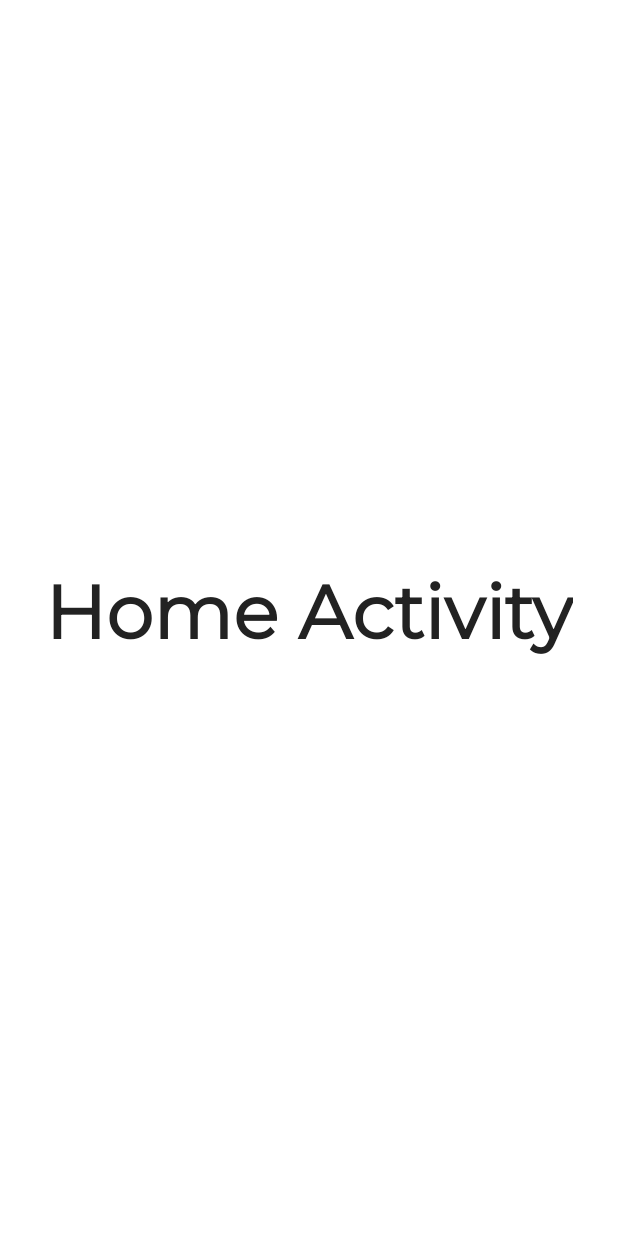
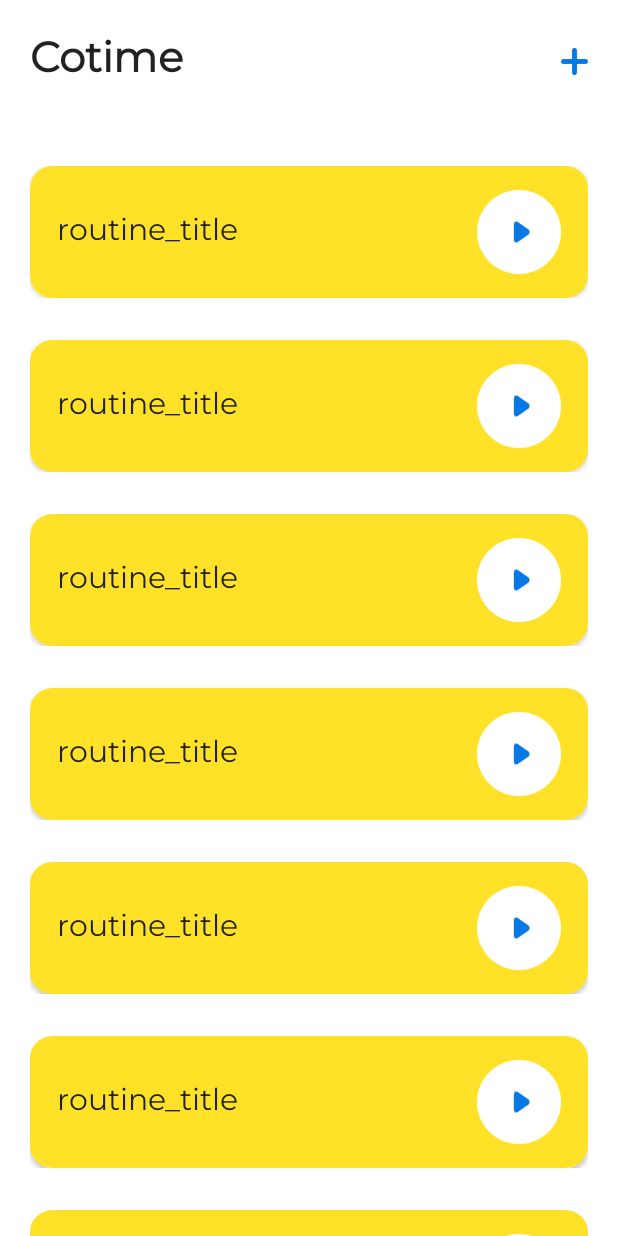
Before and after one commit to amanraghuvanshi651/cotime-app, an Android app: the HomeActivity screen opened directly, with no data from a screen before it, on a phone screen of 412 x 824 dp. Run offline under Robolectric (Android 15) with nearby library versions, the phone set to English and light mode, and no system bars.

Commit message:
home Screen added, working on add routine slide-up layout

```diff
--- /dev/null
+++ b/app/src/main/java/com/example/cotime_app/HelperClasses/ColorPickerRecyclerViewAdapter.java
@@ -0,0 +1,51 @@
+package com.example.cotime_app.HelperClasses;
+
+import android.graphics.Color;
+import android.text.Layout;
+import android.view.LayoutInflater;
+import android.view.View;
+import android.view.ViewGroup;
+import android.widget.RelativeLayout;
+
+import androidx.annotation.NonNull;
+import androidx.recyclerview.widget.RecyclerView;
+
+import com.example.cotime_app.R;
+
+import java.util.ArrayList;
+
+public class ColorPickerRecyclerViewAdapter extends RecyclerView.Adapter<ColorPickerRecyclerViewAdapter.colorViewHolder> {
+
+    ArrayList colors;
+
+    public ColorPickerRecyclerViewAdapter(ArrayList colors) {
+        this.colors = colors;
+    }
+
+    @NonNull
+    @Override
+    public colorViewHolder onCreateViewHolder(@NonNull ViewGroup parent, int viewType) {
+        View view = LayoutInflater.from(parent.getContext()).inflate(R.layout.color_picker_item_layout,parent,false);
+        return new colorViewHolder(view);
+    }
+
+    @Override
+    public void onBindViewHolder(@NonNull colorViewHolder holder, int position) {
+        holder.colorContainer.setBackgroundColor(Color.parseColor(colors.get(position).toString()));
+    }
+
+    @Override
+    public int getItemCount() {
+        return colors.size();
+    }
+
+    public class colorViewHolder extends RecyclerView.ViewHolder {
+
+        RelativeLayout colorContainer;
+
+        public colorViewHolder(@NonNull View itemView) {
+            super(itemView);
+            colorContainer = itemView.findViewById(R.id.color_container);
+        }
+    }
+}
--- /dev/null
+++ b/app/src/main/java/com/example/cotime_app/HelperClasses/RoutineRecyclerViewAdapter.java
@@ -0,0 +1,35 @@
+package com.example.cotime_app.HelperClasses;
+
+import android.view.LayoutInflater;
+import android.view.View;
+import android.view.ViewGroup;
+
+import androidx.annotation.NonNull;
+import androidx.recyclerview.widget.RecyclerView;
+
+import com.example.cotime_app.R;
+
+public class RoutineRecyclerViewAdapter extends RecyclerView.Adapter<RoutineRecyclerViewAdapter.routineViewHolder> {
+    @NonNull
+    @Override
+    public routineViewHolder onCreateViewHolder(@NonNull ViewGroup parent, int viewType) {
+        View view = LayoutInflater.from(parent.getContext()).inflate(R.layout.routine_recyclerview_layout,parent,false);
+        return new routineViewHolder(view);
+    }
+
+    @Override
+    public void onBindViewHolder(@NonNull routineViewHolder holder, int position) {
+
+    }
+
+    @Override
+    public int getItemCount() {
+        return 10;
+    }
+
+    public class routineViewHolder extends RecyclerView.ViewHolder{
+        public routineViewHolder(@NonNull View itemView) {
+            super(itemView);
+        }
+    }
+}
--- a/app/src/main/java/com/example/cotime_app/HomeActivity.java
+++ b/app/src/main/java/com/example/cotime_app/HomeActivity.java
@@ -1,14 +1,144 @@
 package com.example.cotime_app;
 
+import androidx.annotation.NonNull;
 import androidx.appcompat.app.AppCompatActivity;
+import androidx.constraintlayout.widget.ConstraintLayout;
+import androidx.recyclerview.widget.GridLayoutManager;
+import androidx.recyclerview.widget.LinearLayoutManager;
+import androidx.recyclerview.widget.RecyclerView;
 
 import android.os.Bundle;
+import android.util.DisplayMetrics;
+import android.view.View;
+import android.widget.ImageView;
+
+import com.example.cotime_app.HelperClasses.ColorPickerRecyclerViewAdapter;
+import com.example.cotime_app.HelperClasses.RoutineRecyclerViewAdapter;
+import com.google.android.material.bottomsheet.BottomSheetBehavior;
+
+import java.util.ArrayList;
 
 public class HomeActivity extends AppCompatActivity {
+
+    private ArrayList colors;
+
+    RecyclerView routineRecyclerView;
+    ImageView addBtn;
+
+    //add routine bottom layout
+    ConstraintLayout addRoutineLayout;
+    BottomSheetBehavior bottomSheetBehavior;
+    ImageView crossBtn;
+    RecyclerView colorPicker;
+
+    //adapter
+    private RoutineRecyclerViewAdapter routineRecyclerViewAdapter;
+
+    //color picker adapter
+    ColorPickerRecyclerViewAdapter colorPickerRecyclerViewAdapter;
 
     @Override
     protected void onCreate(Bundle savedInstanceState) {
         super.onCreate(savedInstanceState);
         setContentView(R.layout.activity_home);
+
+        //display matrix
+        DisplayMetrics displayMetrics = new DisplayMetrics();
+        getWindowManager().getDefaultDisplay().getMetrics(displayMetrics);
+        int height = displayMetrics.heightPixels;
+        int width = displayMetrics.widthPixels;
+
+        View decorView = getWindow().getDecorView();
+        decorView.setSystemUiVisibility(View.SYSTEM_UI_FLAG_LIGHT_STATUS_BAR);
+
+        //initializing array
+        colors = new ArrayList();
+
+        //hooks
+        routineRecyclerView = findViewById(R.id.routineRecyclerView);
+        addBtn = findViewById(R.id.add_btn);
+
+        //add routine layout hooks
+        addRoutineLayout = findViewById(R.id.add_routine_layout);
+        bottomSheetBehavior =BottomSheetBehavior.from(addRoutineLayout);
+        crossBtn = findViewById(R.id.cross_btn);
+        colorPicker = findViewById(R.id.colorPickerRecyclerView);
+
+
+        bottomSheetBehavior.setPeekHeight(height);
+        bottomSheetBehavior.setState(BottomSheetBehavior.STATE_HIDDEN);
+
+
+        bottomSheetBehavior.addBottomSheetCallback(new BottomSheetBehavior.BottomSheetCallback() {
+            @Override
+            public void onStateChanged(@NonNull View bottomSheet, int newState) {
+                if (newState == BottomSheetBehavior.STATE_COLLAPSED || newState == BottomSheetBehavior.STATE_HIDDEN){
+                    bottomSheetBehavior.setState(BottomSheetBehavior.STATE_HIDDEN);
+                }
+                else{
+                    bottomSheetBehavior.setState(BottomSheetBehavior.STATE_EXPANDED);
+                }
+            }
+
+            @Override
+            public void onSlide(@NonNull View bottomSheet, float slideOffset) {
+
+            }
+        });
+
+        //creating array
+        createArray();
+
+        //set routine recycler view
+        setRoutineRecyclerView();
+
+        //set color picker Recycler View
+        setColorRecyclerView();
+
+        onClick();
     }
+
+    private void createArray() {
+        colors.add("#FFE227");
+        colors.add("#EB596E");
+        colors.add("#845EC2");
+        colors.add("#FF884B");
+        colors.add("#91091E");
+        colors.add("#FFC75F");
+        colors.add("#EB5E0B");
+        colors.add("#51C2D5");
+        colors.add("#1A508B");
+        colors.add("#00AF91");
+    }
+
+    private void setColorRecyclerView() {
+
+        colorPickerRecyclerViewAdapter = new ColorPickerRecyclerViewAdapter(colors);
+        colorPicker.setLayoutManager(new GridLayoutManager(this, 5));
+        colorPicker.setAdapter(colorPickerRecyclerViewAdapter);
+
+    }
+
+    private void setRoutineRecyclerView() {
+        routineRecyclerViewAdapter = new RoutineRecyclerViewAdapter();
+        routineRecyclerView.setLayoutManager(new LinearLayoutManager(getApplicationContext()));
+        routineRecyclerView.setAdapter(routineRecyclerViewAdapter);
+    }
+
+    private void onClick(){
+        addBtn.setOnClickListener(new View.OnClickListener() {
+            @Override
+            public void onClick(View v) {
+                bottomSheetBehavior.setState(BottomSheetBehavior.STATE_EXPANDED);
+            }
+        });
+
+        crossBtn.setOnClickListener(new View.OnClickListener() {
+            @Override
+            public void onClick(View v) {
+                bottomSheetBehavior.setState(BottomSheetBehavior.STATE_HIDDEN);
+            }
+        });
+    }
+
 }
--- a/app/src/main/res/layout/activity_home.xml
+++ b/app/src/main/res/layout/activity_home.xml
@@ -1,23 +1,53 @@
 <?xml version="1.0" encoding="utf-8"?>
-<androidx.constraintlayout.widget.ConstraintLayout xmlns:android="http://schemas.android.com/apk/res/android"
+<androidx.coordinatorlayout.widget.CoordinatorLayout xmlns:android="http://schemas.android.com/apk/res/android"
     xmlns:app="http://schemas.android.com/apk/res-auto"
     xmlns:tools="http://schemas.android.com/tools"
     android:layout_width="match_parent"
     android:layout_height="match_parent"
     tools:context=".HomeActivity">
 
+    <androidx.constraintlayout.widget.ConstraintLayout
+        android:layout_width="match_parent"
+        android:layout_height="match_parent"
+        android:paddingHorizontal="20dp"
+        android:paddingTop="20dp">
 
         <TextView
+            android:id="@+id/textView"
             android:layout_width="wrap_content"
             android:layout_height="wrap_content"
-        android:text="Home Activity"
-        android:textSize="50dp"
+            android:text="Cotime"
+            android:fontFamily="@font/montserrat"
             android:textColor="#222"
+            android:textSize="28dp"
             android:textStyle="bold"
-        android:fontFamily="@font/montserrat"
+            app:layout_constraintStart_toStartOf="parent"
+            app:layout_constraintTop_toTopOf="parent" />
+
+        <ImageView
+            android:id="@+id/add_btn"
+            android:layout_width="18dp"
+            android:layout_height="18dp"
+            android:src="@drawable/add_icon"
+            app:layout_constraintBottom_toBottomOf="@+id/textView"
+            app:layout_constraintEnd_toEndOf="parent"
+            app:layout_constraintTop_toTopOf="@+id/textView" />
+
+        <androidx.recyclerview.widget.RecyclerView
+            android:id="@+id/routineRecyclerView"
+            android:overScrollMode="never"
+            android:scrollbars="none"
+            android:layout_width="0dp"
+            android:layout_height="0dp"
+            android:layout_marginTop="35dp"
+            app:layout_constraintBottom_toBottomOf="parent"
             app:layout_constraintEnd_toEndOf="parent"
             app:layout_constraintStart_toStartOf="parent"
-        app:layout_constraintTop_toTopOf="parent"
-        app:layout_constraintBottom_toBottomOf="parent"/>
+            app:layout_constraintTop_toBottomOf="@+id/textView" />
 
     </androidx.constraintlayout.widget.ConstraintLayout>
+
+    <include layout="@layout/add_routine_layout"/>
+
+
+</androidx.coordinatorlayout.widget.CoordinatorLayout>
--- /dev/null
+++ b/app/src/main/res/layout/routine_recyclerview_layout.xml
@@ -0,0 +1,52 @@
+<?xml version="1.0" encoding="utf-8"?>
+<androidx.constraintlayout.widget.ConstraintLayout
+    xmlns:android="http://schemas.android.com/apk/res/android"
+    xmlns:app="http://schemas.android.com/apk/res-auto"
+    android:layout_width="match_parent"
+    android:paddingVertical="14dp"
+    android:layout_height="wrap_content">
+
+    <androidx.cardview.widget.CardView
+        android:layout_width="match_parent"
+        android:layout_height="match_parent"
+        app:cardCornerRadius="15dp"
+        android:elevation="0dp"
+        app:layout_constraintBottom_toBottomOf="parent"
+        app:layout_constraintEnd_toEndOf="parent"
+        app:layout_constraintStart_toStartOf="parent"
+        app:layout_constraintTop_toTopOf="parent">
+
+        <RelativeLayout
+            android:layout_width="match_parent"
+            android:layout_height="match_parent"
+            android:background="#FFE227"
+            android:paddingVertical="16dp"
+            android:paddingHorizontal="18dp">
+
+            <TextView
+                android:id="@+id/routine_title"
+                android:layout_width="wrap_content"
+                android:layout_height="wrap_content"
+                android:layout_alignParentStart="true"
+                android:layout_centerVertical="true"
+                android:fontFamily="@font/montserrat"
+                android:lineHeight="15dp"
+                android:text="routine_title"
+                android:textColor="#222"
+                android:textSize="20dp"
+                app:layout_constraintBottom_toBottomOf="parent"
+                app:layout_constraintStart_toStartOf="parent"
+                app:layout_constraintTop_toTopOf="parent" />
+
+            <ImageView
+                android:layout_width="56dp"
+                android:layout_height="56dp"
+                android:layout_centerVertical="true"
+                android:layout_alignParentEnd="true"
+                android:src="@drawable/play_button" />
+
+        </RelativeLayout>
+
+    </androidx.cardview.widget.CardView>
+
+</androidx.constraintlayout.widget.ConstraintLayout>
```
Also changed, not shown: app/src/main/res/drawable/add_routine_layout_edit_text_background.xml (added, +7 -0 lines), app/src/main/res/drawable/add_routine_select_time_layout_background.xml (added, +7 -0 lines), app/src/main/res/layout/add_routine_layout.xml (added, +139 -0 lines), app/src/main/res/layout/color_picker_item_layout.xml (added, +29 -0 lines), app/src/main/res/drawable-v24/add_icon.png (added), app/src/main/res/drawable-v24/cross.png (added), app/src/main/res/drawable-v24/play_button.png (added). Lines whose indentation alone changed are shown as unchanged.
